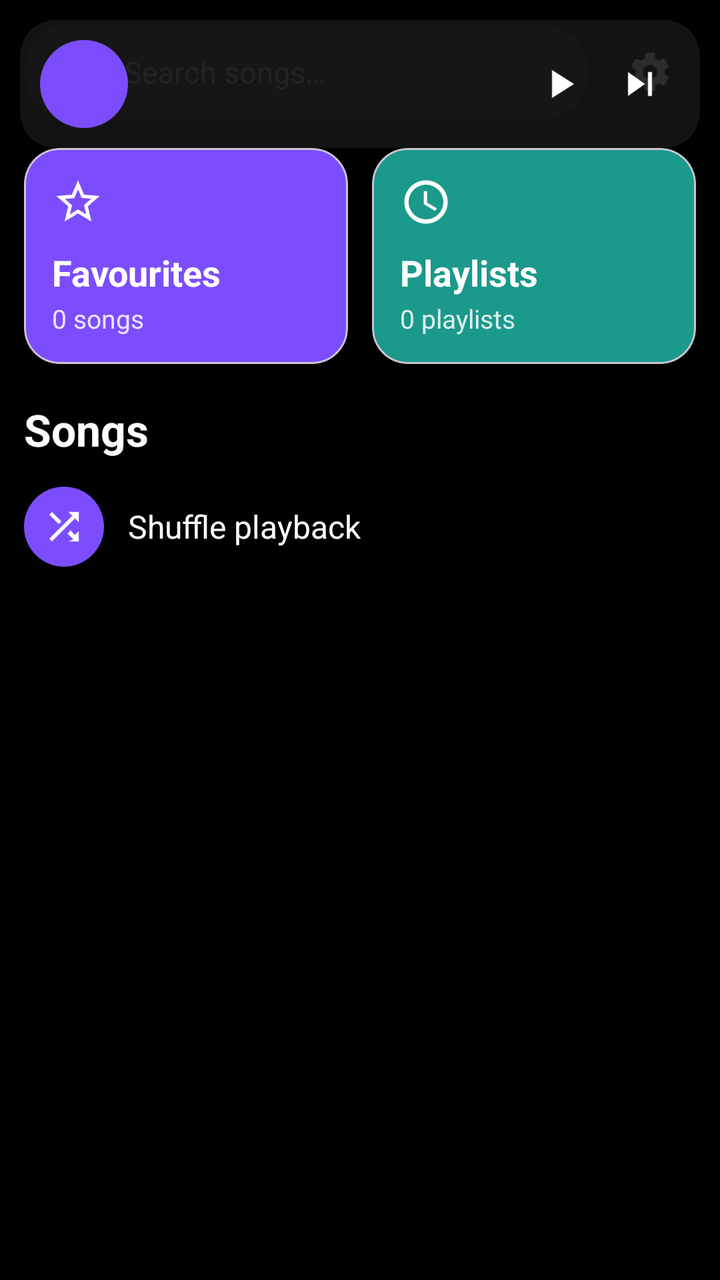
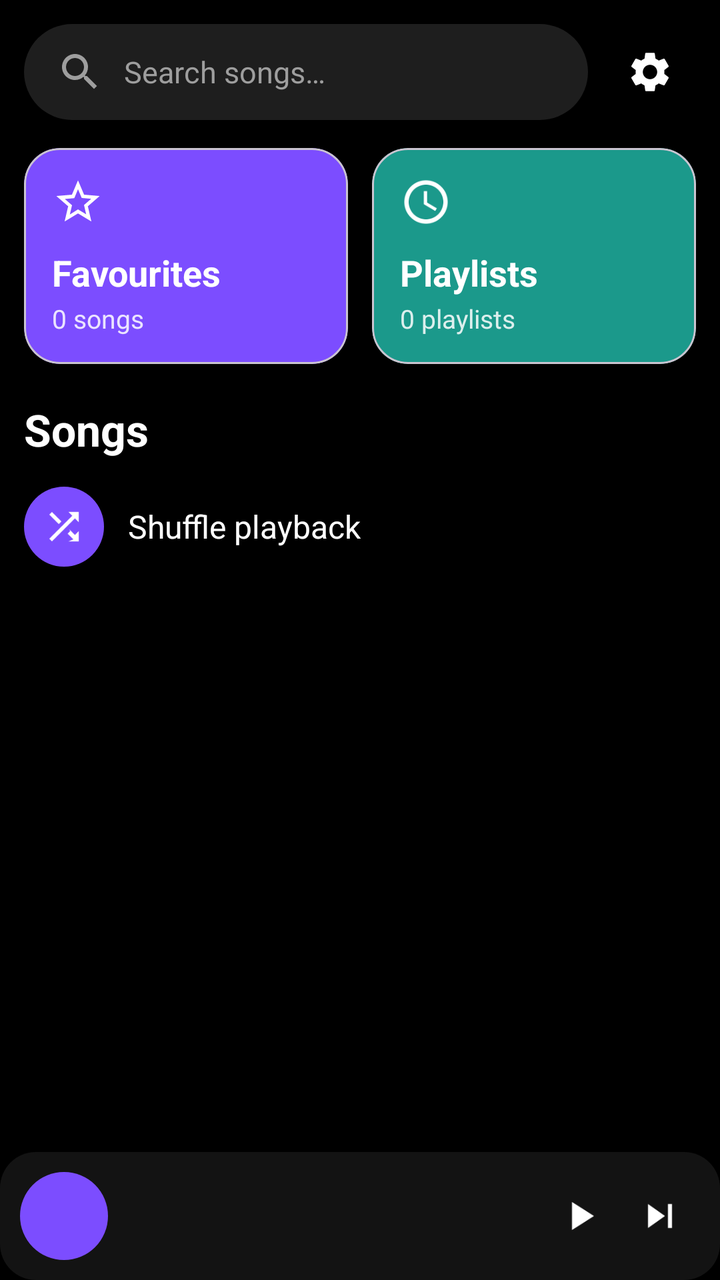

Compare the two renders of this Android layout. The source of the first and the diff that turns it into the second are given below.
<!-- AndroidManifest.xml: application theme Theme.UmarMusic -->
<!-- res/layout/activity_main.xml -->
<?xml version="1.0" encoding="utf-8"?>
<FrameLayout xmlns:android="http://schemas.android.com/apk/res/android"
    xmlns:app="http://schemas.android.com/apk/res-auto"
    android:layout_width="match_parent" android:layout_height="match_parent" android:background="@color/black">

    <ImageView android:id="@+id/bg" android:layout_width="match_parent" android:layout_height="match_parent" android:scaleType="centerCrop" android:contentDescription="@string/background_image" />
    <View android:layout_width="match_parent" android:layout_height="match_parent" android:background="#B3000000" />

    <LinearLayout android:layout_width="match_parent" android:layout_height="match_parent" android:orientation="vertical" android:padding="12dp">

        <LinearLayout android:layout_width="match_parent" android:layout_height="wrap_content" android:orientation="horizontal" android:gravity="center_vertical">
            <EditText android:id="@+id/search" android:layout_width="0dp" android:layout_height="wrap_content" android:layout_weight="1" android:background="@drawable/bg_search" android:drawableStart="@drawable/ic_search" android:drawablePadding="10dp" android:hint="@string/search_hint" android:textColor="@color/white" android:textColorHint="@color/gray_text" android:inputType="text" android:imeOptions="actionSearch" android:maxLines="1" android:paddingStart="16dp" android:paddingEnd="16dp" android:paddingTop="12dp" android:paddingBottom="12dp" android:textSize="15sp" />
            <ImageButton android:id="@+id/gear" android:layout_width="46dp" android:layout_height="46dp" android:layout_marginStart="8dp" android:background="?attr/selectableItemBackgroundBorderless" android:src="@drawable/ic_settings" android:contentDescription="@string/settings" />
        </LinearLayout>

        <LinearLayout android:layout_width="match_parent" android:layout_height="wrap_content" android:orientation="horizontal" android:layout_marginTop="14dp">
            <com.google.android.material.card.MaterialCardView android:id="@+id/favCard" android:layout_width="0dp" android:layout_height="wrap_content" android:layout_weight="1" android:clickable="true" android:focusable="true" app:cardBackgroundColor="@color/purple" app:cardCornerRadius="18dp" app:cardElevation="0dp">
                <LinearLayout android:layout_width="match_parent" android:layout_height="wrap_content" android:orientation="vertical" android:padding="14dp">
                    <ImageView android:layout_width="26dp" android:layout_height="26dp" android:src="@drawable/ic_star" android:contentDescription="@string/favourites" />
                    <TextView android:layout_width="wrap_content" android:layout_height="wrap_content" android:layout_marginTop="10dp" android:text="@string/favourites" android:textColor="@color/white" android:textSize="18sp" android:textStyle="bold" />
                    <TextView android:id="@+id/favCount" android:layout_width="wrap_content" android:layout_height="wrap_content" android:layout_marginTop="2dp" android:text="0 songs" android:textColor="@color/white" android:alpha="0.85" android:textSize="13sp" />
                </LinearLayout>
            </com.google.android.material.card.MaterialCardView>
            <Space android:layout_width="12dp" android:layout_height="1dp" />
            <com.google.android.material.card.MaterialCardView android:id="@+id/plCard" android:layout_width="0dp" android:layout_height="wrap_content" android:layout_weight="1" android:clickable="true" android:focusable="true" app:cardBackgroundColor="@color/teal" app:cardCornerRadius="18dp" app:cardElevation="0dp">
                <LinearLayout android:layout_width="match_parent" android:layout_height="wrap_content" android:orientation="vertical" android:padding="14dp">
                    <ImageView android:layout_width="26dp" android:layout_height="26dp" android:src="@drawable/ic_clock" android:contentDescription="@string/playlists" />
                    <TextView android:layout_width="wrap_content" android:layout_height="wrap_content" android:layout_marginTop="10dp" android:text="@string/playlists" android:textColor="@color/white" android:textSize="18sp" android:textStyle="bold" />
                    <TextView android:id="@+id/plCount" android:layout_width="wrap_content" android:layout_height="wrap_content" android:layout_marginTop="2dp" android:text="0 playlists" android:textColor="@color/white" android:alpha="0.85" android:textSize="13sp" />
                </LinearLayout>
            </com.google.android.material.card.MaterialCardView>
        </LinearLayout>

        <TextView android:layout_width="wrap_content" android:layout_height="wrap_content" android:layout_marginTop="18dp" android:text="@string/songs" android:textColor="@color/white" android:textSize="22sp" android:textStyle="bold" />

        <LinearLayout android:id="@+id/shuffleRow" android:layout_width="wrap_content" android:layout_height="wrap_content" android:layout_marginTop="8dp" android:gravity="center_vertical" android:orientation="horizontal" android:clickable="true" android:focusable="true" android:background="?attr/selectableItemBackground" android:paddingTop="6dp" android:paddingBottom="6dp" android:paddingEnd="8dp">
            <FrameLayout android:layout_width="40dp" android:layout_height="40dp" android:background="@drawable/bg_circle_purple">
                <ImageView android:layout_width="22dp" android:layout_height="22dp" android:layout_gravity="center" android:src="@drawable/ic_shuffle" android:contentDescription="@string/shuffle" />
            </FrameLayout>
            <TextView android:layout_width="wrap_content" android:layout_height="wrap_content" android:layout_marginStart="12dp" android:text="@string/shuffle" android:textColor="@color/white" android:textSize="16sp" />
        </LinearLayout>

        <androidx.recyclerview.widget.RecyclerView android:id="@+id/recycler" android:layout_width="match_parent" android:layout_height="0dp" android:layout_weight="1" android:layout_marginTop="10dp" android:clipToPadding="false" android:paddingBottom="84dp" />
    </LinearLayout>

    <include layout="@layout/view_mini_player" android:layout_gravity="bottom" />
</FrameLayout>
<!-- res/layout/view_mini_player.xml (included above) -->
<?xml version="1.0" encoding="utf-8"?>
<LinearLayout xmlns:android="http://schemas.android.com/apk/res/android"
    android:id="@+id/miniRoot" android:layout_width="match_parent" android:layout_height="wrap_content"
    android:orientation="horizontal" android:gravity="center_vertical" android:background="@drawable/bg_mini_player"
    android:padding="10dp" android:layout_margin="10dp" android:clickable="true" android:focusable="true">
    <ImageView android:id="@+id/miniThumb" android:layout_width="44dp" android:layout_height="44dp" android:background="@drawable/bg_circle_purple" android:contentDescription="@string/now_playing" />
    <LinearLayout android:layout_width="0dp" android:layout_height="wrap_content" android:layout_weight="1" android:layout_marginStart="10dp" android:orientation="vertical">
        <TextView android:id="@+id/miniTitle" android:layout_width="match_parent" android:layout_height="wrap_content" android:textColor="@color/white" android:textSize="14sp" android:textStyle="bold" android:maxLines="1" android:ellipsize="end" />
        <TextView android:id="@+id/miniArtist" android:layout_width="match_parent" android:layout_height="wrap_content" android:textColor="@color/gray_text" android:textSize="12sp" android:maxLines="1" android:ellipsize="end" />
    </LinearLayout>
    <ImageButton android:id="@+id/miniPlay" android:layout_width="40dp" android:layout_height="40dp" android:background="?attr/selectableItemBackgroundBorderless" android:src="@drawable/ic_play" android:contentDescription="Play" />
    <ImageButton android:id="@+id/miniNext" android:layout_width="40dp" android:layout_height="40dp" android:background="?attr/selectableItemBackgroundBorderless" android:src="@drawable/ic_skip_next" android:contentDescription="Next" />
</LinearLayout>
<!-- resources referenced by this layout -->
<resources>
  <color name="black">#FF000000</color>
  <color name="gray_text">#FF9E9E9E</color>
  <color name="purple">#FF7C4DFF</color>
  <color name="teal">#FF1B998B</color>
  <color name="white">#FFFFFFFF</color>
  <!-- drawable bg_circle_purple (drawable) -->
  <shape xmlns:android="http://schemas.android.com/apk/res/android" android:shape="oval"><solid android:color="@color/purple"/></shape>
  <!-- drawable bg_mini_player (drawable) -->
  <shape xmlns:android="http://schemas.android.com/apk/res/android" android:shape="rectangle"><solid android:color="#E6161616"/><corners android:radius="18dp"/></shape>
  <!-- drawable bg_search (drawable) -->
  <shape xmlns:android="http://schemas.android.com/apk/res/android" android:shape="rectangle"><solid android:color="@color/search_bg"/><corners android:radius="24dp"/></shape>
  <!-- drawable ic_clock (drawable) -->
  <vector xmlns:android="http://schemas.android.com/apk/res/android" android:width="24dp" android:height="24dp" android:viewportWidth="24" android:viewportHeight="24" android:tint="@color/white"><path android:fillColor="#FFFFFFFF" android:pathData="M11.99,2C6.47,2 2,6.48 2,12s4.47,10 9.99,10C17.52,22 22,17.52 22,12S17.52,2 11.99,2zM12,20c-4.42,0 -8,-3.58 -8,-8s3.58,-8 8,-8 8,3.58 8,8 -3.58,8 -8,8zM12.5,7H11v6l5.25,3.15 0.75,-1.23 -4.5,-2.67z"/></vector>
  <!-- drawable ic_play (drawable) -->
  <vector xmlns:android="http://schemas.android.com/apk/res/android" android:width="24dp" android:height="24dp" android:viewportWidth="24" android:viewportHeight="24" android:tint="@color/white"><path android:fillColor="#FFFFFFFF" android:pathData="M8,5v14l11,-7z"/></vector>
  <!-- drawable ic_shuffle (drawable) -->
  <vector xmlns:android="http://schemas.android.com/apk/res/android" android:width="24dp" android:height="24dp" android:viewportWidth="24" android:viewportHeight="24" android:tint="@color/white"><path android:fillColor="#FFFFFFFF" android:pathData="M10.59,9.17L5.41,4 4,5.41l5.17,5.17 1.42,-1.41zM14.5,4l2.04,2.04L4,18.59 5.41,20 17.96,7.46 20,9.5V4h-5.5zm0.91,10.41l-1.41,1.41 3.13,3.13L14.5,20H20v-5.5l-2.04,2.04 -3.13,-3.13z"/></vector>
  <!-- drawable ic_skip_next (drawable) -->
  <vector xmlns:android="http://schemas.android.com/apk/res/android" android:width="24dp" android:height="24dp" android:viewportWidth="24" android:viewportHeight="24" android:tint="@color/white"><path android:fillColor="#FFFFFFFF" android:pathData="M6,18l8.5,-6L6,6v12zM16,6v12h2V6h-2z"/></vector>
  <!-- drawable ic_star (drawable) -->
  <vector xmlns:android="http://schemas.android.com/apk/res/android" android:width="24dp" android:height="24dp" android:viewportWidth="24" android:viewportHeight="24" android:tint="@color/white"><path android:fillColor="#FFFFFFFF" android:pathData="M22,9.24l-7.19,-0.62L12,2 9.19,8.63 2,9.24l5.46,4.73L5.82,21 12,17.27 18.18,21l-1.63,-7.03L22,9.24zM12,15.4l-3.76,2.37 1,-4.28 -3.32,-2.88 4.38,-0.38L12,6.1l1.71,4.04 4.38,0.38 -3.32,2.88 1,4.28L12,15.4z"/></vector>
  <string name="background_image">Background image</string>
  <string name="favourites">Favourites</string>
  <string name="now_playing">Now playing</string>
  <string name="playlists">Playlists</string>
  <string name="search_hint">Search songs…</string>
  <string name="settings">Settings</string>
  <string name="shuffle">Shuffle playback</string>
  <string name="songs">Songs</string>
  <style name="Theme.UmarMusic" parent="Theme.Material3.DayNight.NoActionBar">
          <item name="android:windowBackground">@color/black</item>
          <item name="android:statusBarColor">@color/black</item>
          <item name="android:navigationBarColor">@color/black</item>
      </style>
  <color name="search_bg">#FF1E1E1E</color>
  <!-- unchanged entries left out for length: 2 -->
</resources>

<!-- the commit's change to res/layout/activity_main.xml (unified diff, before → after) -->
@@ -42,8 +42,12 @@
 
         <androidx.recyclerview.widget.RecyclerView android:id="@+id/recycler" android:layout_width="match_parent" android:layout_height="0dp" android:layout_weight="1" android:layout_marginTop="10dp" android:clipToPadding="false" android:paddingBottom="84dp" />
     </LinearLayout>
-
-    <include layout="@layout/view_mini_player" android:layout_gravity="bottom" />
+    
+    <include
+        layout="@layout/view_mini_player"
+        android:layout_width="match_parent"
+        android:layout_height="wrap_content"
+        android:layout_gravity="bottom" />
 </FrameLayout>
 <!-- res/layout/view_mini_player.xml (included above) -->
 <?xml version="1.0" encoding="utf-8"?>
